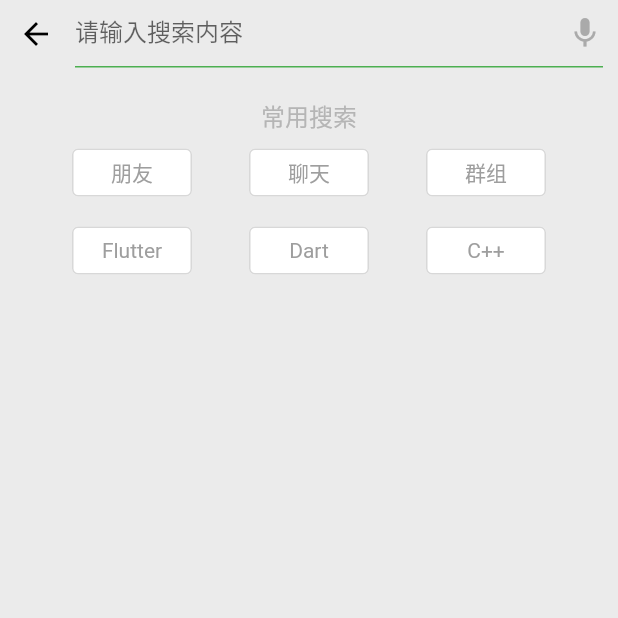
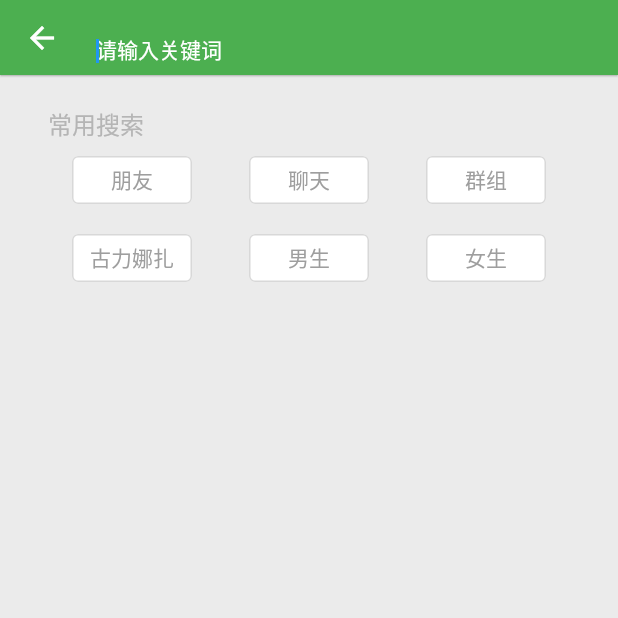
Before and after one commit to windows771053651/Flutter-im, a Flutter app: the SearchPage screen opened by its route, on a phone screen of 412 x 824 dp, the top half of it. Run offline on Flutter 3.47's test engine with Material 2 defaults, Android fonts, the phone set to English and light mode, and no system bars; our stand-ins replace date_format, fluttertoast, permission_handler; missing offline and left inert: easy_contact_picker, flutter_webview_plugin, lpinyin.

Commit message:
定义搜索AppBar，优化搜索页面

```diff
--- /dev/null
+++ b/lib/common/search_app_bar.dart
@@ -0,0 +1,97 @@
+import 'package:flutter/material.dart';
+import 'package:flutter/services.dart';
+
+class SearchAppBarWidget extends StatelessWidget implements PreferredSizeWidget {
+  final double height;
+  final double elevation; //阴影
+  final Widget leading;
+  final String hintText;
+  final FocusNode focusNode;
+  final TextEditingController controller;
+  final IconData prefixIcon;
+  final List<TextInputFormatter> inputFormatters;
+  final VoidCallback onEditingComplete;
+  final ValueChanged<String> onChanged;
+
+  const SearchAppBarWidget({
+    Key key,
+    this.height: 50.0,
+    this.elevation: 0.5,
+    this.leading,
+    this.hintText: '请输入关键词',
+    this.focusNode,
+    this.controller,
+    this.inputFormatters,
+    this.onEditingComplete,
+    this.prefixIcon: Icons.search,
+    this.onChanged,
+  }) : super(key: key);
+
+  @override
+  Size get preferredSize => Size.fromHeight(height);
+
+  @override
+  Widget build(BuildContext context) {
+    return new PreferredSize(
+      child: new Stack(
+        children: <Widget>[
+          new Offstage(
+            offstage: false,
+            child: buildAppBar(context, '', leading:leading),
+          ),
+          new Offstage(
+            offstage: false,
+            child: Container(
+              padding: EdgeInsets.only(left: 64.0, top: MediaQuery.of(context).padding.top + 4, right: 8),
+              child: new TextField(
+                focusNode: focusNode,
+                keyboardType: TextInputType.text,
+                textInputAction: TextInputAction.done,
+                controller: controller,
+                maxLines: 1,
+                inputFormatters:inputFormatters,
+                style: TextStyle(
+                  color: Colors.white,
+                  fontSize: 14,
+                ),
+                decoration: InputDecoration(
+                  hintText: hintText,
+                  hintStyle: TextStyle(
+                    color: Colors.white,
+                    fontSize: 14,
+                  ),
+                  contentPadding: EdgeInsets.fromLTRB(0, 10, 0, 0),
+                  filled: true,
+                  fillColor: Colors.transparent,
+                  border: InputBorder.none,
+                ),
+                onEditingComplete: onEditingComplete,
+                onChanged: onChanged,
+              ),
+            ),
+          ),
+        ],
+      ),
+      preferredSize: Size.fromHeight(height),
+    );
+  } //这里设置控件（appBar）的高度
+
+  Widget buildAppBar(
+      BuildContext context,
+      String text, {
+        double fontSize: 18.0,
+        double height: 50.0,
+        double elevation: 0.5,
+        Widget leading,
+        bool centerTitle: false,
+      }) {
+    return new PreferredSize(
+        child: new AppBar(
+          elevation: elevation, //阴影
+          centerTitle: centerTitle,
+          title: Text(text, style: TextStyle(fontSize: fontSize)),
+          leading: leading,
+        ),
+        preferredSize: Size.fromHeight(height));
+  }
+}
--- a/lib/personal/search_page.dart
+++ b/lib/personal/search_page.dart
@@ -1,8 +1,20 @@
+import 'dart:async';
+
 import 'package:flutter/cupertino.dart';
 import 'package:flutter/material.dart';
+import 'package:flutter_im/common/search_app_bar.dart';
 import 'package:flutter_im/common/touch_callback.dart';
 
-class SearchPage extends StatelessWidget {
+class SearchPage extends StatefulWidget {
+  @override
+  State createState() => _State();
+}
+
+class _State extends State<SearchPage> {
+
+  String _searchContent = "";
+
+  FocusNode _focusNode;
 
   _getTabText(String text) {
     return TouchCallBack(
@@ -28,71 +40,66 @@ class SearchPage extends StatelessWidget {
       ),
       callBack: () {
         // 点击事件
+        setState(() {
+          _searchContent = text;
+        });
       },
     );
   }
 
   @override
+  void initState() {
+    super.initState();
+    _focusNode = FocusNode();
+  }
+
+  @override
+  void dispose() {
+    super.dispose();
+    _focusNode.dispose();
+    FocusScope.of(context).requestFocus(FocusNode());
+  }
+
+  @override
   Widget build(BuildContext context) {
+    Timer(Duration(milliseconds: 500), () {
+      FocusScope.of(context).requestFocus(_focusNode);
+    });
     return Scaffold(
+      appBar: SearchAppBarWidget(
+          focusNode: _focusNode,
+          leading: IconButton(
+              icon: Icon(
+                Icons.arrow_back,
+                color: Colors.white,
+              ),
+              onPressed: () {
+                Navigator.pop(context);
+              },
+          ),
+        controller: TextEditingController.fromValue(
+          TextEditingValue(
+            // 输入的文本
+            text: _searchContent,
+            // 保持光标在最后
+            selection: TextSelection.fromPosition(
+              TextPosition(
+                affinity: TextAffinity.downstream,
+                offset: _searchContent.length,
+              ),
+            ),
+          ),
+        ),
+        onChanged: (value) {
+          _searchContent = value;
+        },
+      ),
       body: Container(
-        margin: EdgeInsets.only(top: MediaQuery.of(context).padding.top),
         child: Column(
+          crossAxisAlignment: CrossAxisAlignment.start,
           children: <Widget>[
-            Stack(
-              children: <Widget>[
-                TouchCallBack(
-                  normalColor: Colors.transparent,
-                  child: Container(
-                    height: 45,
-                    margin: const EdgeInsets.only(left: 12, right: 10),
-                    child: Icon(
-                      Icons.arrow_back,
-                      color: Colors.black,
-                    ),
-                  ),
-                  callBack: () {
-                    Navigator.of(context).pop();
-                  },
-                ),
-                Container(
-                  margin: EdgeInsets.only(left: 50, right: 10),
-                  height: 45,
-                  decoration: BoxDecoration(
-                    border: Border(
-                      bottom: BorderSide(width: 1, color: Colors.green),
-                    ),
-                  ),
-                  child: Row(
-                    children: <Widget>[
-                      Expanded(
-                        child: TextField(
-                          style: TextStyle(
-                            color: Colors.black,
-                            fontSize: 16,
-                          ),
-                          onChanged: (value) {
-
-                          },
-                          decoration: InputDecoration(
-                            hintText: "请输入搜索内容",
-                            border: InputBorder.none,
-                          ),
-                        ),
-                      ),
-                      Container(
-                        child: Icon(
-                          Icons.mic,
-                          color: Color(0xffaaaaaa),
-                        ),
-                      ),
-                    ],
-                  ),
-                ),
-              ],
-            ),
             Container(
-              margin: EdgeInsets.only(top: 20),
+              margin: EdgeInsets.only(left: 32, top: 20),
               child: Text(
                 "常用搜索",
                 style: TextStyle(
@@ -117,9 +124,9 @@ class SearchPage extends StatelessWidget {
               child: Row(
                 mainAxisAlignment: MainAxisAlignment.spaceEvenly,
                 children: <Widget>[
-                  _getTabText("Flutter"),
-                  _getTabText("Dart"),
-                  _getTabText("C++"),
+                  _getTabText("古力娜扎"),
+                  _getTabText("男生"),
+                  _getTabText("女生"),
                 ],
               ),
             ),
--- a/lib/utils/im_tools.dart
+++ b/lib/utils/im_tools.dart
@@ -33,6 +33,7 @@ bool compareString(String str1, String str2) {
   return Comparable.compare(str1, str2) == 0;
 }
 
+/// 延迟一秒使listview滚动到底部
 void controllerListViewScrollToBottom(ScrollController controller) {
   Timer(Duration(milliseconds: 1000), () {
     controller.jumpTo(controller.position.maxScrollExtent);
```
Also changed, not shown: lib/chat/chat_page.dart (+14 -2 lines), lib/utils/date_utils.dart (added, +377 -0 lines).
